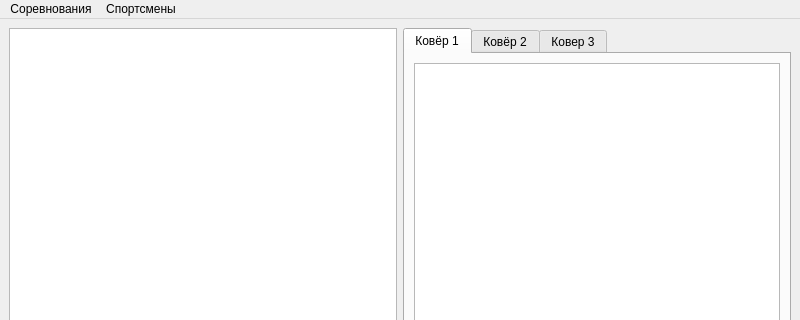
Above: mainwindow.ui from zak2791/Demo_Secretary_ver2 before the change; both pictures show x 0 to 800 and y 0 to 320 of the 800 by 600 pixel window. Below: the same form after it.
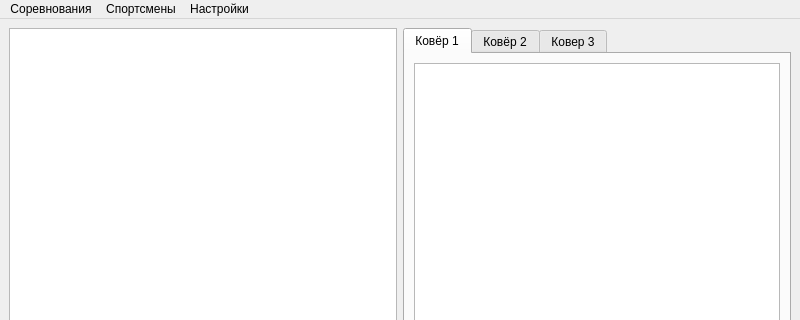
That is the form after the change.

Diff of the .ui file:
```diff
--- a/mainwindow.ui
+++ b/mainwindow.ui
@@ -142,8 +142,15 @@
     </property>
     <addaction name="aAdd"/>
    </widget>
+   <widget class="QMenu" name="menu">
+    <property name="title">
+     <string>Настройки</string>
+    </property>
+    <addaction name="actConnections"/>
+   </widget>
    <addaction name="mCompetition"/>
    <addaction name="mAthletes"/>
+   <addaction name="menu"/>
   </widget>
   <widget class="QStatusBar" name="statusbar"/>
   <action name="aCreate">
```
Left out of the diff: 5 changed lines with no effect on the pictures.
